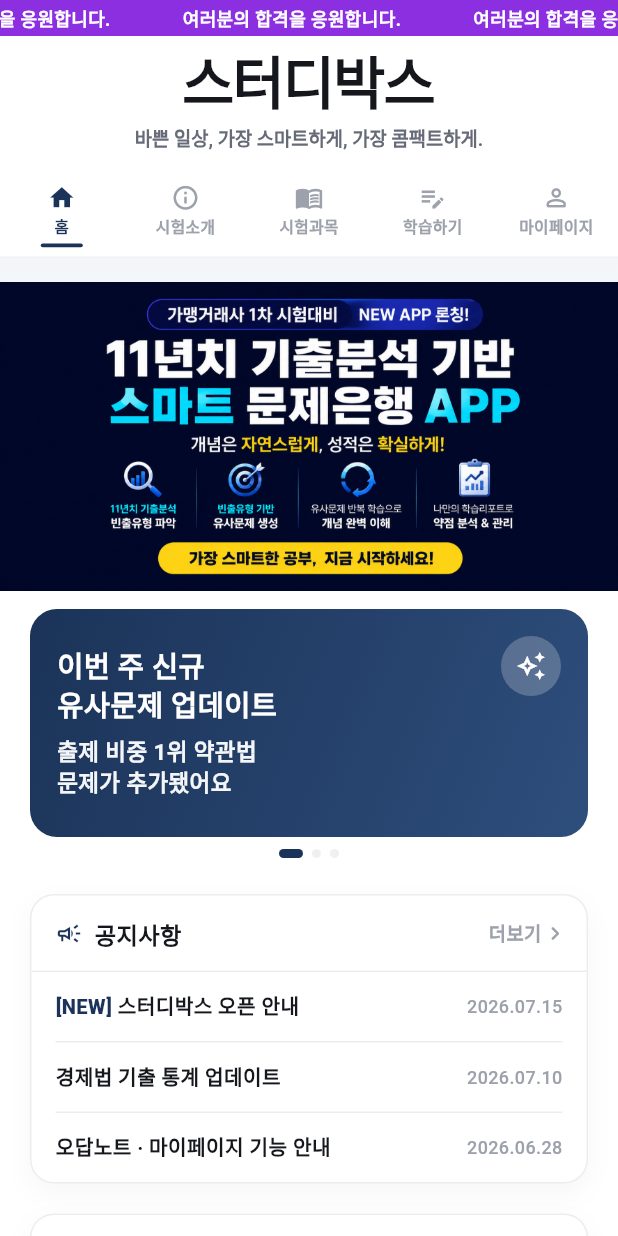
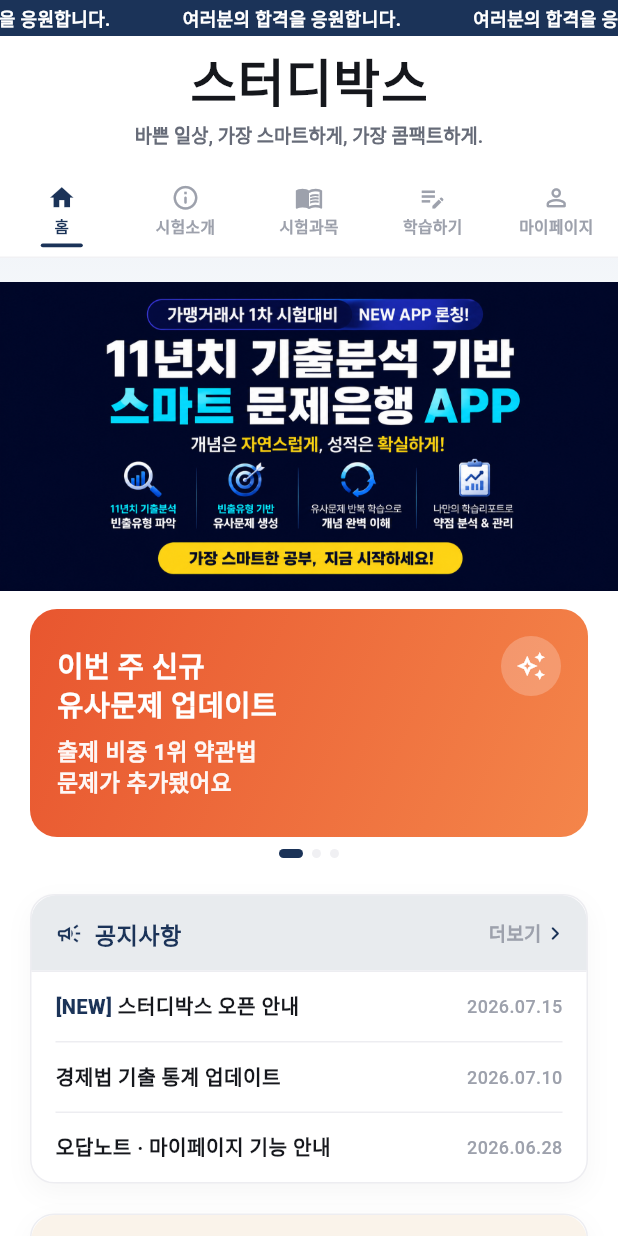
Before and after one commit to chj927il-arch/gamyeong-exam, a Flutter app: the RootScreen screen opened directly, on a phone screen of 412 x 824 dp. Run offline on Flutter 3.47's test engine with Material 3 defaults, Android fonts, the phone set to English and light mode, and no system bars; our stand-ins replace google_fonts.

Commit message:
Switch body font, restyle title/nav bar, recolor banners
- Body font moved from Gothic A1 to IBM Plex Sans KR for a cleaner look
- '스터디박스' wordmark now uses Black Han Sans for a bold display style
- Title persists across every tab; encourage marquee bar (now navy) only
  shows on Home
- Rolling banner gradients recolored (coral, emerald, indigo)
- Home's 공지사항/FAQ board headers tinted (navy / gold) to tell them apart

```diff
--- a/app/lib/screens/home_screen.dart
+++ b/app/lib/screens/home_screen.dart
@@ -26,6 +26,7 @@
               _BoardSection(
                 title: '공지사항',
                 icon: Icons.campaign_outlined,
+                headerColor: AppColors.primary,
                 onMore: () => Navigator.of(context).push(MaterialPageRoute(builder: (_) => const NoticeScreen())),
                 rows: notices
                     .take(3)
@@ -40,6 +41,7 @@
               _BoardSection(
                 title: '자주 묻는 질문',
                 icon: Icons.help_outline_rounded,
+                headerColor: AppColors.accentGold,
                 onMore: () => Navigator.of(context).push(MaterialPageRoute(builder: (_) => const FaqScreen())),
                 rows: faqs
                     .take(3)
@@ -64,9 +66,10 @@
 class _BoardSection extends StatelessWidget {
   final String title;
   final IconData icon;
+  final Color headerColor;
   final VoidCallback onMore;
   final List<_BoardRow> rows;
-  const _BoardSection({required this.title, required this.icon, required this.onMore, required this.rows});
+  const _BoardSection({required this.title, required this.icon, required this.headerColor, required this.onMore, required this.rows});
 
   @override
   Widget build(BuildContext context) {
@@ -82,7 +85,8 @@
       child: Column(
         children: [
           Material(
-            color: Colors.transparent,
+            color: headerColor.withValues(alpha: 0.10),
+            borderRadius: const BorderRadius.vertical(top: Radius.circular(16)),
             child: InkWell(
               onTap: onMore,
               borderRadius: const BorderRadius.vertical(top: Radius.circular(16)),
@@ -90,13 +94,13 @@
                 padding: const EdgeInsets.fromLTRB(16, 14, 12, 14),
                 child: Row(
                   children: [
-                    Icon(icon, size: 18, color: AppColors.primary),
+                    Icon(icon, size: 18, color: headerColor),
                     const SizedBox(width: 8),
                     Expanded(
-                      child: Text(title, style: const TextStyle(fontSize: 15.5, fontWeight: FontWeight.w800, color: AppColors.textPrimary)),
+                      child: Text(title, style: TextStyle(fontSize: 15.5, fontWeight: FontWeight.w800, color: headerColor)),
                     ),
                     const Text('더보기', style: TextStyle(fontSize: 12.5, color: AppColors.textMuted, fontWeight: FontWeight.w600)),
-                    const Icon(Icons.chevron_right_rounded, size: 18, color: AppColors.textMuted),
+                    Icon(Icons.chevron_right_rounded, size: 18, color: headerColor),
                   ],
                 ),
               ),
--- a/app/lib/screens/root_screen.dart
+++ b/app/lib/screens/root_screen.dart
@@ -1,4 +1,5 @@
 import 'package:flutter/material.dart';
+import 'package:google_fonts/google_fonts.dart';
 import '../theme/app_theme.dart';
 import '../widgets/app_background.dart';
 import '../widgets/marquee_text.dart';
@@ -37,8 +38,6 @@
 class _RootScreenState extends State<RootScreen> {
   int _tabIndex = 0;
 
-  static const _titles = ['홈', '시험소개', '시험과목', '학습하기', '마이페이지'];
-
   final List<GlobalKey<NavigatorState>> _navKeys =
       List.generate(_kTabCount, (_) => GlobalKey<NavigatorState>());
 
@@ -67,41 +66,40 @@
 
   @override
   Widget build(BuildContext context) {
-    final titleBarHeight = _tabIndex == 0 ? 92.0 : kToolbarHeight;
+    const titleBarHeight = 92.0;
+    final showEncourage = _tabIndex == 0;
 
     return Scaffold(
       appBar: PreferredSize(
-        preferredSize: Size.fromHeight(_kEncourageBarHeight + titleBarHeight),
+        preferredSize: Size.fromHeight((showEncourage ? _kEncourageBarHeight : 0) + titleBarHeight),
         child: SafeArea(
           bottom: false,
           child: Column(
             mainAxisSize: MainAxisSize.min,
             children: [
-              const _EncourageBar(),
+              if (showEncourage) const _EncourageBar(),
               AppBar(
                 toolbarHeight: titleBarHeight,
-                title: _tabIndex == 0
-                    ? const Column(
+                title: Column(
                   mainAxisSize: MainAxisSize.min,
                   children: [
                     Text(
                       '스터디박스',
-                            style: TextStyle(
-                              fontWeight: FontWeight.w900,
-                              fontSize: 38,
-                              letterSpacing: -1.4,
+                      style: GoogleFonts.blackHanSans(
+                        fontSize: 34,
+                        color: AppColors.textPrimary,
+                        letterSpacing: 0.5,
                         height: 1.0,
                       ),
                     ),
-                          SizedBox(height: 5),
-                          Text(
+                    const SizedBox(height: 5),
+                    const Text(
                       '바쁜 일상, 가장 스마트하게, 가장 콤팩트하게.',
                       style: TextStyle(fontWeight: FontWeight.w600, fontSize: 12.5, color: AppColors.textSecondary),
                     ),
                   ],
-                      )
-                    : Text(_titles[_tabIndex]),
-                centerTitle: _tabIndex == 0,
+                ),
+                centerTitle: true,
               ),
             ],
           ),
@@ -192,7 +190,7 @@
     return Container(
       width: double.infinity,
       height: _kEncourageBarHeight,
-      color: AppColors.accentPurple,
+      color: AppColors.primary,
       child: const MarqueeText(
         text: '여러분의 합격을 응원합니다.',
         style: TextStyle(color: Colors.white, fontSize: 12, fontWeight: FontWeight.w700),
--- a/app/lib/theme/app_theme.dart
+++ b/app/lib/theme/app_theme.dart
@@ -45,7 +45,7 @@
         brightness: Brightness.light,
       ),
     );
-    final textTheme = GoogleFonts.gothicA1TextTheme(base.textTheme).apply(
+    final textTheme = GoogleFonts.ibmPlexSansKrTextTheme(base.textTheme).apply(
       bodyColor: AppColors.textPrimary,
       displayColor: AppColors.textPrimary,
     );
--- a/app/lib/widgets/rolling_banner.dart
+++ b/app/lib/widgets/rolling_banner.dart
@@ -21,19 +21,19 @@
     title: '이번 주 신규\n유사문제 업데이트',
     subtitle: '출제 비중 1위 약관법\n문제가 추가됐어요',
     icon: Icons.auto_awesome_outlined,
-    gradient: [Color(0xFF1B3358), Color(0xFF2E4E7C)],
+    gradient: [Color(0xFFE8562F), Color(0xFFF4854A)],
   ),
   BannerItem(
     title: '오늘의 추천 챕터',
     subtitle: '공정위 조직·절차, 최근 10년간\n두 번째로 많이 출제',
     icon: Icons.local_fire_department_outlined,
-    gradient: [Color(0xFF2B6777), Color(0xFF3E8595)],
+    gradient: [Color(0xFF0E8F6F), Color(0xFF2CB491)],
   ),
   BannerItem(
     title: '프리미엄 전환하고\n전 과목 무제한 풀기',
     subtitle: '경제법·민법·경영학\n전 챕터 잠금 해제',
     icon: Icons.workspace_premium_outlined,
-    gradient: [Color(0xFFC98A2B), Color(0xFFDBA53F)],
+    gradient: [Color(0xFF3E4FA8), Color(0xFF6C7CD6)],
   ),
 ];
 
```
Lines whose indentation alone changed are shown as unchanged.
